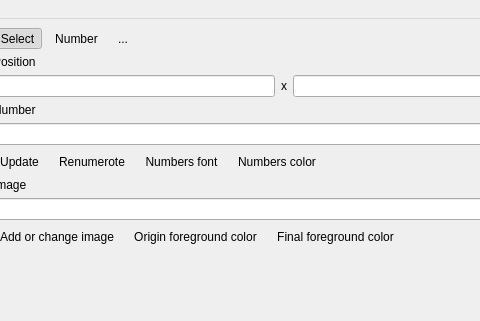
Before: the Qt Designer form ui/mainwindow.ui in kervala/mapmaker, drawn with Qt 5; both pictures show x 353 to 833 and y 0 to 321 of the 937 by 758 pixel window.
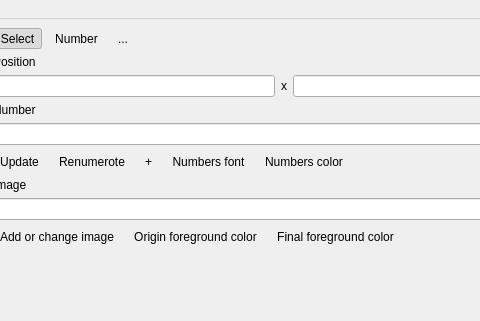
After: the same form once the commit is applied. Icons and pictures are not drawn.

Commit message: Changed: Increment numbers button

```diff
--- a/ui/mainwindow.ui
+++ b/ui/mainwindow.ui
@@ -196,6 +196,16 @@
                </property>
               </widget>
              </item>
+             <item>
+              <widget class="QToolButton" name="incrementButton">
+               <property name="text">
+                <string>+</string>
+               </property>
+               <property name="autoRaise">
+                <bool>true</bool>
+               </property>
+              </widget>
+             </item>
              <item>
               <widget class="QToolButton" name="fontButton">
                <property name="text">
```
The commit also changes 3 other files.
